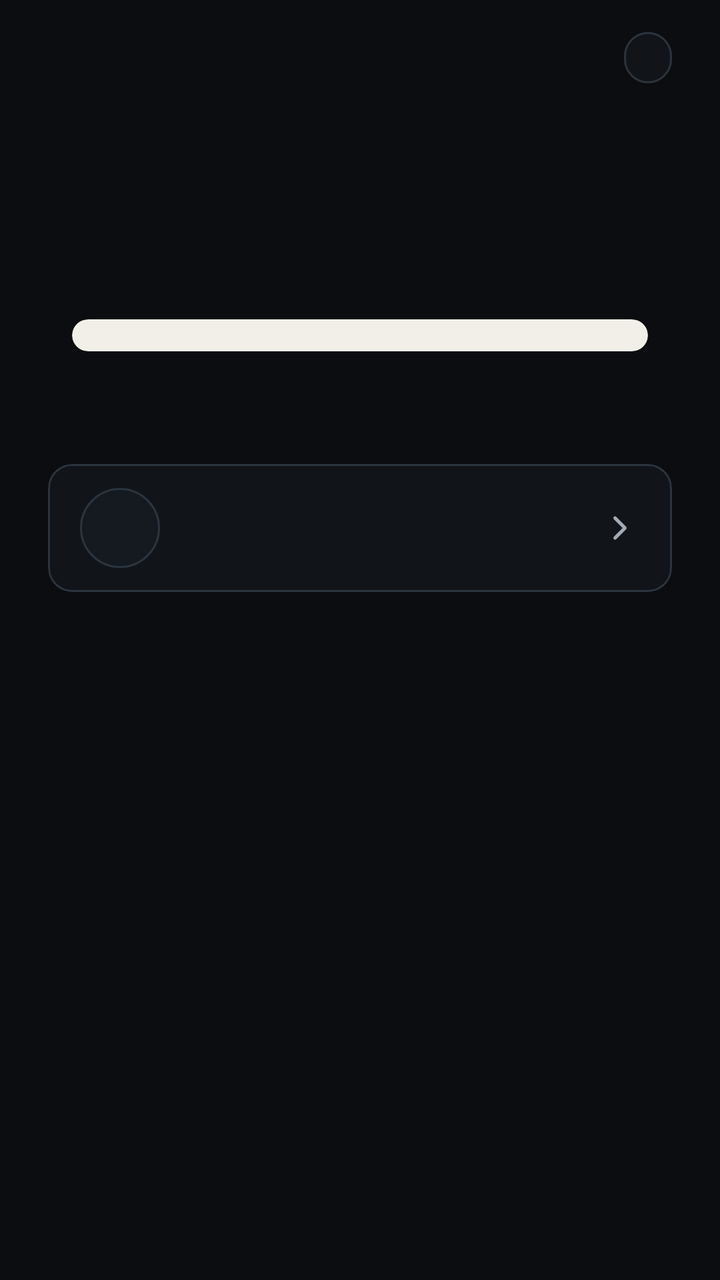
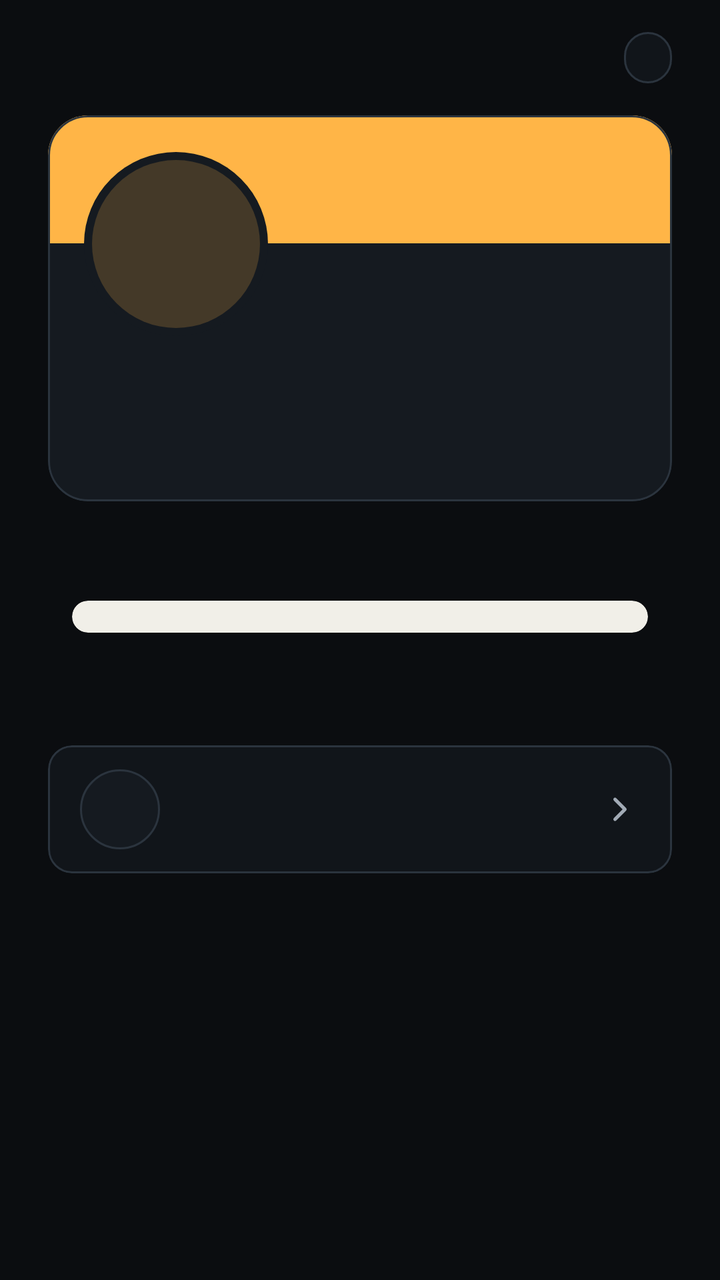

Two renders of the same Android screen: before a commit and after it. Below are the layout's source before the change and the commit's diff.
<!-- AndroidManifest.xml: application theme Theme.NfcShare -->
<!-- res/layout/panel_share.xml -->
<?xml version="1.0" encoding="utf-8"?>
<ScrollView xmlns:android="http://schemas.android.com/apk/res/android"
    xmlns:app="http://schemas.android.com/apk/res-auto"
    style="@style/Panel">

    <LinearLayout
        android:layout_width="match_parent"
        android:layout_height="wrap_content"
        android:orientation="vertical"
        android:paddingHorizontal="24dp"
        android:paddingTop="16dp"
        android:paddingBottom="24dp">

        <LinearLayout
            android:layout_width="match_parent"
            android:layout_height="wrap_content"
            android:gravity="center_vertical"
            android:orientation="horizontal">

            <TextView
                android:id="@+id/brand"
                android:layout_width="0dp"
                android:layout_height="wrap_content"
                android:layout_weight="1"
                android:fontFamily="monospace"
                android:textColor="@color/text"
                android:textSize="16sp" />

            <TextView
                android:id="@+id/state"
                android:layout_width="wrap_content"
                android:layout_height="wrap_content"
                android:background="@drawable/bg_chip"
                android:paddingHorizontal="12dp"
                android:paddingVertical="4dp"
                android:textSize="13sp" />
        </LinearLayout>

        <TextView
            android:id="@+id/name"
            android:layout_width="match_parent"
            android:layout_height="wrap_content"
            android:layout_marginTop="28dp"
            android:gravity="center"
            android:textColor="@color/text"
            android:textSize="30sp"
            android:textStyle="bold" />

        <com.google.android.material.button.MaterialButton
            android:id="@+id/set_up_profile"
            android:layout_width="wrap_content"
            android:layout_height="wrap_content"
            android:layout_gravity="center_horizontal"
            android:layout_marginTop="16dp"
            android:text="@string/set_up_profile"
            android:visibility="gone" />

        <TextView
            android:id="@+id/tagline"
            android:layout_width="match_parent"
            android:layout_height="wrap_content"
            android:layout_marginTop="4dp"
            android:gravity="center"
            android:textColor="@color/muted"
            android:textSize="16sp" />

        <com.google.android.material.card.MaterialCardView
            android:id="@+id/qr_card"
            android:layout_width="match_parent"
            android:layout_height="wrap_content"
            android:layout_marginHorizontal="12dp"
            android:layout_marginTop="24dp"
            app:cardBackgroundColor="@color/qr_light"
            app:cardCornerRadius="20dp"
            app:cardElevation="0dp"
            app:strokeWidth="0dp">

            <ImageView
                android:id="@+id/qr"
                android:layout_width="match_parent"
                android:layout_height="wrap_content"
                android:adjustViewBounds="true"
                android:contentDescription="@string/qr_description"
                android:padding="8dp"
                android:scaleType="fitCenter" />
        </com.google.android.material.card.MaterialCardView>

        <LinearLayout
            android:id="@+id/wifi_missing"
            android:layout_width="match_parent"
            android:layout_height="wrap_content"
            android:layout_marginTop="24dp"
            android:gravity="center"
            android:orientation="vertical"
            android:visibility="gone">

            <TextView
                style="@style/Hint"
                android:gravity="center"
                android:text="@string/wifi_missing" />

            <com.google.android.material.button.MaterialButton
                android:id="@+id/open_settings"
                style="@style/Widget.Material3.Button.TonalButton"
                android:layout_width="wrap_content"
                android:layout_height="wrap_content"
                android:layout_marginTop="8dp"
                android:text="@string/open_settings" />
        </LinearLayout>

        <TextView
            android:id="@+id/iphone_hint"
            android:layout_width="match_parent"
            android:layout_height="wrap_content"
            android:layout_marginTop="12dp"
            android:gravity="center"
            android:textColor="@color/accent"
            android:textSize="15sp" />

        <com.google.android.material.button.MaterialButton
            android:id="@+id/nfc_settings"
            style="@style/Widget.Material3.Button.TonalButton"
            android:layout_width="wrap_content"
            android:layout_height="wrap_content"
            android:layout_gravity="center_horizontal"
            android:layout_marginTop="12dp"
            android:text="@string/open_nfc_settings"
            android:visibility="gone" />

        <com.google.android.material.card.MaterialCardView
            android:id="@+id/share_row"
            style="@style/Widget.Material3.CardView.Outlined"
            android:layout_width="match_parent"
            android:layout_height="wrap_content"
            android:layout_marginTop="24dp"
            android:clickable="true"
            android:focusable="true"
            app:cardBackgroundColor="@color/panel"
            app:strokeColor="@color/line_strong">

            <include android:id="@+id/share_row_content" layout="@layout/row_preset" />
        </com.google.android.material.card.MaterialCardView>

        <TextView
            android:id="@+id/meta"
            android:layout_width="match_parent"
            android:layout_height="wrap_content"
            android:layout_marginTop="10dp"
            android:fontFamily="monospace"
            android:gravity="center"
            android:textColor="@color/dim"
            android:textSize="12sp" />
    </LinearLayout>
</ScrollView>
<!-- res/layout/row_preset.xml (included above) -->
<?xml version="1.0" encoding="utf-8"?>
<LinearLayout xmlns:android="http://schemas.android.com/apk/res/android"
    xmlns:app="http://schemas.android.com/apk/res-auto"
    android:layout_width="match_parent"
    android:layout_height="wrap_content"
    android:background="?attr/selectableItemBackground"
    android:gravity="center_vertical"
    android:minHeight="64dp"
    android:orientation="horizontal"
    android:paddingHorizontal="16dp"
    android:paddingVertical="10dp">

    
    <FrameLayout
        android:layout_width="40dp"
        android:layout_height="40dp"
        android:background="@drawable/bg_monogram">

        <ImageView
            android:id="@+id/logo"
            android:layout_width="22dp"
            android:layout_height="22dp"
            android:layout_gravity="center"
            android:importantForAccessibility="no" />

        <TextView
            android:id="@+id/monogram"
            android:layout_width="match_parent"
            android:layout_height="match_parent"
            android:fontFamily="monospace"
            android:gravity="center"
            android:textColor="@color/accent"
            android:textSize="15sp"
            android:textStyle="bold" />
    </FrameLayout>

    <LinearLayout
        android:layout_width="0dp"
        android:layout_height="wrap_content"
        android:layout_marginStart="14dp"
        android:layout_weight="1"
        android:orientation="vertical">

        <TextView
            android:id="@+id/title"
            android:layout_width="match_parent"
            android:layout_height="wrap_content"
            android:textColor="@color/text"
            android:textSize="16sp" />

        <TextView
            android:id="@+id/subtitle"
            android:layout_width="match_parent"
            android:layout_height="wrap_content"
            android:layout_marginTop="2dp"
            android:ellipsize="end"
            android:maxLines="1"
            android:textColor="@color/muted"
            android:textSize="13sp" />

        
        <TextView
            android:id="@+id/note"
            android:layout_width="match_parent"
            android:layout_height="wrap_content"
            android:layout_marginTop="2dp"
            android:text="@string/iphone_scan_only"
            android:textColor="@color/accent"
            android:textSize="13sp"
            android:visibility="gone" />
    </LinearLayout>

    <ImageView
        android:id="@+id/end"
        android:layout_width="20dp"
        android:layout_height="20dp"
        android:layout_marginStart="8dp"
        android:importantForAccessibility="no"
        android:src="@drawable/ic_chevron"
        app:tint="@color/muted" />
</LinearLayout>
<!-- resources referenced by this layout -->
<resources>
  <color name="accent">#FFB547</color>
  <color name="dim">#8A94A0</color>
  <color name="line_strong">#2B343E</color>
  <color name="muted">#A2ABB6</color>
  <color name="panel">#11151A</color>
  <color name="qr_light">#F1EFE8</color>
  <color name="text">#E7EAEE</color>
  <!-- drawable bg_chip (drawable) -->
  <?xml version="1.0" encoding="utf-8"?>
  <shape xmlns:android="http://schemas.android.com/apk/res/android">
      <corners android:radius="999dp" />
      <solid android:color="@color/panel" />
      <stroke android:width="1dp" android:color="@color/line_strong" />
  </shape>
  <!-- drawable bg_monogram (drawable) -->
  <?xml version="1.0" encoding="utf-8"?>
  <shape xmlns:android="http://schemas.android.com/apk/res/android" android:shape="oval">
      <solid android:color="@color/panel_raised" />
      <stroke android:width="1dp" android:color="@color/line_strong" />
  </shape>
  <!-- drawable ic_chevron (drawable) -->
  <?xml version="1.0" encoding="utf-8"?>
  <vector xmlns:android="http://schemas.android.com/apk/res/android"
      android:width="24dp" android:height="24dp" android:viewportWidth="24" android:viewportHeight="24">
      <path android:fillColor="#00000000" android:strokeColor="#FFFFFFFF" android:strokeWidth="2"
          android:strokeLineCap="round" android:strokeLineJoin="round" android:pathData="M9,6L15,12L9,18" />
  </vector>
  <string name="iphone_scan_only">iPhone: scan the code</string>
  <string name="open_nfc_settings">Turn on NFC</string>
  <string name="open_settings">Open settings</string>
  <string name="qr_description">QR code for what a tap shares</string>
  <string name="set_up_profile">Set up your profile</string>
  <string name="wifi_missing">Add the Wi-Fi name and password in Settings to share it.</string>
  <style name="Hint">
          <item name="android:layout_width">match_parent</item>
          <item name="android:layout_height">wrap_content</item>
          <item name="android:textColor">@color/muted</item>
          <item name="android:textSize">14sp</item>
      </style>
  <style name="Panel">
          <item name="android:layout_width">match_parent</item>
          <item name="android:layout_height">match_parent</item>
          <item name="android:fillViewport">true</item>
      </style>
  <color name="panel_raised">#151A20</color>
  <color name="bg">#0B0D10</color>
  <color name="accent_soft">#33FFB547</color>
  <color name="line">#1F262E</color>
  <style name="ThemeOverlay.NfcShare.BottomSheet" parent="ThemeOverlay.Material3.BottomSheetDialog">
          <item name="colorSurfaceContainerLow">@color/panel</item>
      </style>
  <!-- unchanged entries left out for length: 1 -->
</resources>

<!-- the commit's change to res/layout/panel_share.xml (unified diff, before → after) -->
@@ -36,15 +36,65 @@
                 android:textSize="13sp" />
         </LinearLayout>
 
-        <TextView
-            android:id="@+id/name"
-            android:layout_width="match_parent"
-            android:layout_height="wrap_content"
-            android:layout_marginTop="28dp"
-            android:gravity="center"
-            android:textColor="@color/text"
-            android:textSize="30sp"
-            android:textStyle="bold" />
+        
+        <com.google.android.material.card.MaterialCardView
+            android:id="@+id/profile_card"
+            android:layout_width="match_parent"
+            android:layout_height="wrap_content"
+            android:layout_marginTop="16dp"
+            app:cardBackgroundColor="@color/panel_raised"
+            app:cardCornerRadius="20dp"
+            app:cardElevation="0dp"
+            app:strokeColor="@color/line_strong"
+            app:strokeWidth="1dp">
+
+            <LinearLayout
+                android:layout_width="match_parent"
+                android:layout_height="wrap_content"
+                android:orientation="vertical">
+
+                <View
+                    android:layout_width="match_parent"
+                    android:layout_height="64dp"
+                    android:background="@color/accent" />
+
+                
+                <FrameLayout
+                    android:layout_width="92dp"
+                    android:layout_height="92dp"
+                    android:layout_marginStart="18dp"
+                    android:layout_marginTop="-46dp"
+                    android:background="@drawable/bg_avatar_ring"
+                    android:padding="4dp">
+
+                    <include
+                        android:id="@+id/card_avatar"
+                        layout="@layout/view_avatar"
+                        android:layout_width="match_parent"
+                        android:layout_height="match_parent" />
+                </FrameLayout>
+
+                <TextView
+                    android:id="@+id/name"
+                    android:layout_width="match_parent"
+                    android:layout_height="wrap_content"
+                    android:layout_marginHorizontal="20dp"
+                    android:layout_marginTop="10dp"
+                    android:textColor="@color/text"
+                    android:textSize="24sp"
+                    android:textStyle="bold" />
+
+                <TextView
+                    android:id="@+id/card_title"
+                    android:layout_width="match_parent"
+                    android:layout_height="wrap_content"
+                    android:layout_marginHorizontal="20dp"
+                    android:layout_marginTop="2dp"
+                    android:layout_marginBottom="18dp"
+                    android:textColor="@color/muted"
+                    android:textSize="15sp" />
+            </LinearLayout>
+        </com.google.android.material.card.MaterialCardView>
 
         <com.google.android.material.button.MaterialButton
             android:id="@+id/set_up_profile"
@@ -152,6 +202,32 @@
             android:textSize="12sp" />
     </LinearLayout>
 </ScrollView>
+<!-- res/layout/view_avatar.xml (included above) -->
+<?xml version="1.0" encoding="utf-8"?>
+<FrameLayout xmlns:android="http://schemas.android.com/apk/res/android"
+    xmlns:app="http://schemas.android.com/apk/res-auto"
+    android:layout_width="match_parent"
+    android:layout_height="match_parent">
+
+    <TextView
+        android:id="@+id/avatar_initials"
+        android:layout_width="match_parent"
+        android:layout_height="match_parent"
+        android:background="@drawable/bg_avatar"
+        android:gravity="center"
+        android:textColor="@color/accent"
+        android:textSize="24sp"
+        android:textStyle="bold" />
+
+    <com.google.android.material.imageview.ShapeableImageView
+        android:id="@+id/avatar_photo"
+        android:layout_width="match_parent"
+        android:layout_height="match_parent"
+        android:importantForAccessibility="no"
+        android:scaleType="centerCrop"
+        android:visibility="gone"
+        app:shapeAppearanceOverlay="@style/Circle" />
+</FrameLayout>
 <!-- res/layout/row_preset.xml (included above) -->
 <?xml version="1.0" encoding="utf-8"?>
 <LinearLayout xmlns:android="http://schemas.android.com/apk/res/android"
<!-- resource entries referenced after the edit -->
@@ -7,6 +7,16 @@
   <color name="panel">#11151A</color>
   <color name="qr_light">#F1EFE8</color>
   <color name="text">#E7EAEE</color>
+  <!-- drawable bg_avatar (drawable) -->
+  <?xml version="1.0" encoding="utf-8"?>
+  <shape xmlns:android="http://schemas.android.com/apk/res/android" android:shape="oval">
+      <solid android:color="@color/accent_soft" />
+  </shape>
+  <!-- drawable bg_avatar_ring (drawable) -->
+  <?xml version="1.0" encoding="utf-8"?>
+  <shape xmlns:android="http://schemas.android.com/apk/res/android" android:shape="oval">
+      <solid android:color="@color/panel_raised" />
+  </shape>
   <!-- drawable bg_chip (drawable) -->
   <?xml version="1.0" encoding="utf-8"?>
   <shape xmlns:android="http://schemas.android.com/apk/res/android">
@@ -33,6 +43,10 @@
   <string name="qr_description">QR code for what a tap shares</string>
   <string name="set_up_profile">Set up your profile</string>
   <string name="wifi_missing">Add the Wi-Fi name and password in Settings to share it.</string>
+  <style name="Circle">
+          <item name="cornerFamily">rounded</item>
+          <item name="cornerSize">50%</item>
+      </style>
   <style name="Hint">
           <item name="android:layout_width">match_parent</item>
           <item name="android:layout_height">wrap_content</item>
